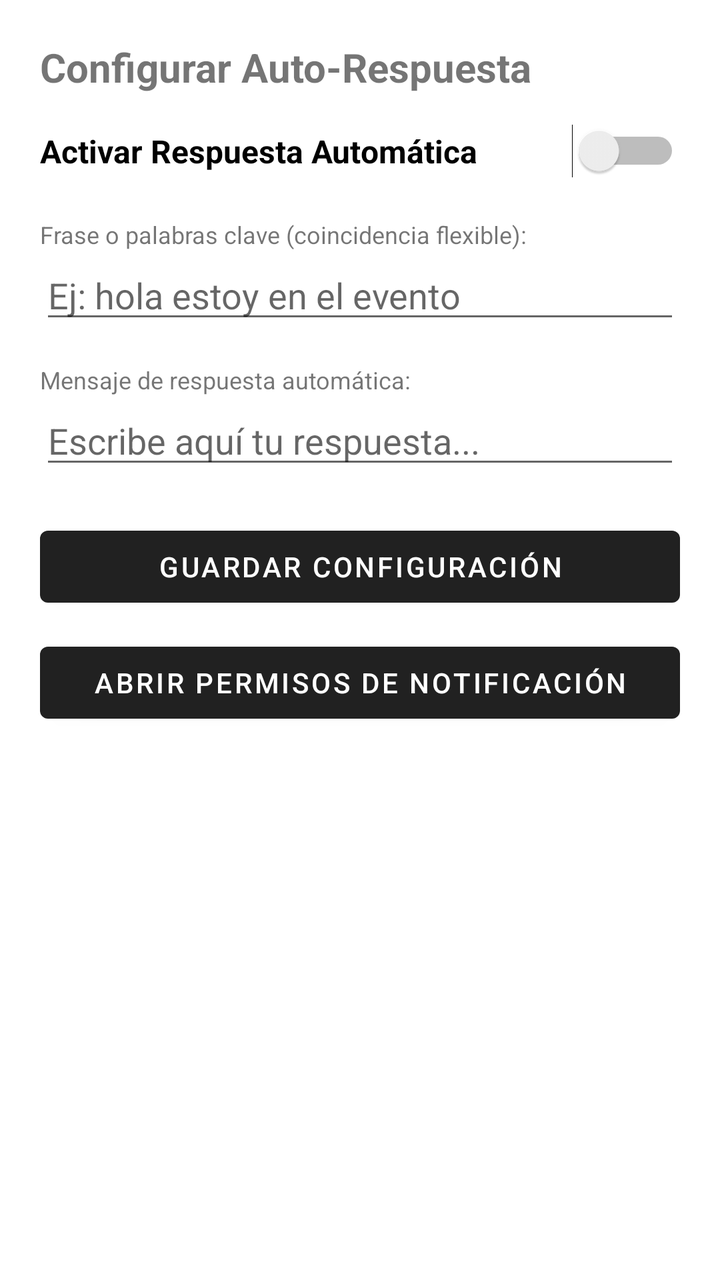
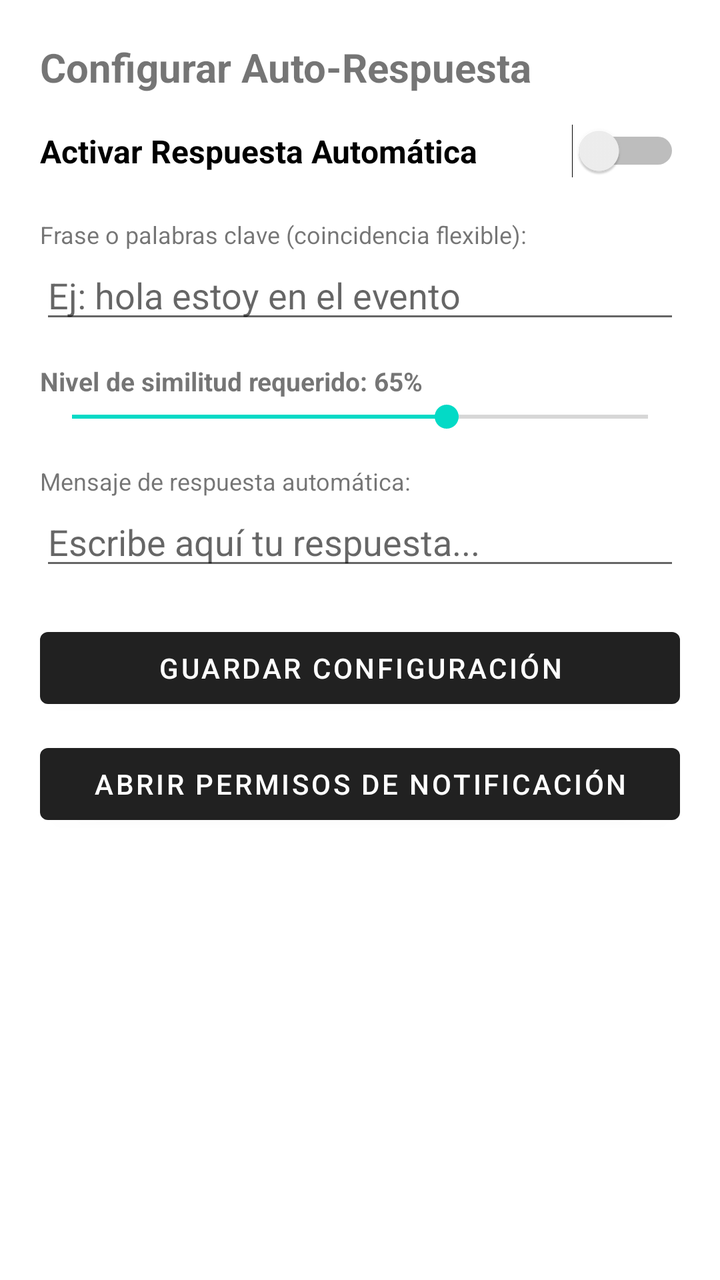

Compare the two renders of this Android layout. The source of the first and the diff that turns it into the second are given below.
<!-- AndroidManifest.xml: application theme Theme.MaterialComponents.DayNight.DarkActionBar -->
<!-- res/layout/activity_main.xml -->
<?xml version="1.0" encoding="utf-8"?>
<LinearLayout xmlns:android="http://schemas.android.com/apk/res/android"
    android:layout_width="match_parent"
    android:layout_height="match_parent"
    android:orientation="vertical"
    android:padding="20dp">

    <TextView
        android:layout_width="match_parent"
        android:layout_height="wrap_content"
        android:text="Configurar Auto-Respuesta"
        android:textSize="20sp"
        android:textStyle="bold"
        android:layout_marginBottom="15dp" />

    
    <Switch
        android:id="@+id/switchAutoReply"
        android:layout_width="match_parent"
        android:layout_height="wrap_content"
        android:text="Activar Respuesta Automática"
        android:textSize="16sp"
        android:textStyle="bold"
        android:layout_marginBottom="20dp" />

    <TextView
        android:layout_width="match_parent"
        android:layout_height="wrap_content"
        android:text="Frase o palabras clave (coincidencia flexible):"
        android:textSize="12sp" />

    <EditText
        android:id="@+id/etTrigger"
        android:layout_width="match_parent"
        android:layout_height="wrap_content"
        android:hint="Ej: hola estoy en el evento"
        android:layout_marginBottom="15dp" />

    <TextView
        android:layout_width="match_parent"
        android:layout_height="wrap_content"
        android:text="Mensaje de respuesta automática:"
        android:textSize="12sp" />

    <EditText
        android:id="@+id/etReply"
        android:layout_width="match_parent"
        android:layout_height="wrap_content"
        android:hint="Escribe aquí tu respuesta..."
        android:layout_marginBottom="20dp" />

    <Button
        android:id="@+id/btnSave"
        android:layout_width="match_parent"
        android:layout_height="wrap_content"
        android:text="Guardar Configuración"
        android:layout_marginBottom="10dp" />

    <Button
        android:id="@+id/btnPermission"
        android:layout_width="match_parent"
        android:layout_height="wrap_content"
        android:text="Abrir Permisos de Notificación" />

</LinearLayout>
<!-- resources referenced by this layout -->
<resources>

</resources>

<!-- the commit's change to res/layout/activity_main.xml (unified diff, before → after) -->
@@ -13,7 +13,6 @@
         android:textStyle="bold"
         android:layout_marginBottom="15dp" />
 
-    
     <Switch
         android:id="@+id/switchAutoReply"
         android:layout_width="match_parent"
@@ -34,6 +33,23 @@
         android:layout_width="match_parent"
         android:layout_height="wrap_content"
         android:hint="Ej: hola estoy en el evento"
+        android:layout_marginBottom="15dp" />
+
+    
+    <TextView
+        android:id="@+id/tvSimilarityLabel"
+        android:layout_width="match_parent"
+        android:layout_height="wrap_content"
+        android:text="Nivel de similitud requerido: 65%"
+        android:textStyle="bold"
+        android:textSize="13sp" />
+
+    <SeekBar
+        android:id="@+id/sbSimilarity"
+        android:layout_width="match_parent"
+        android:layout_height="wrap_content"
+        android:max="100"
+        android:progress="65"
         android:layout_marginBottom="15dp" />
 
     <TextView
